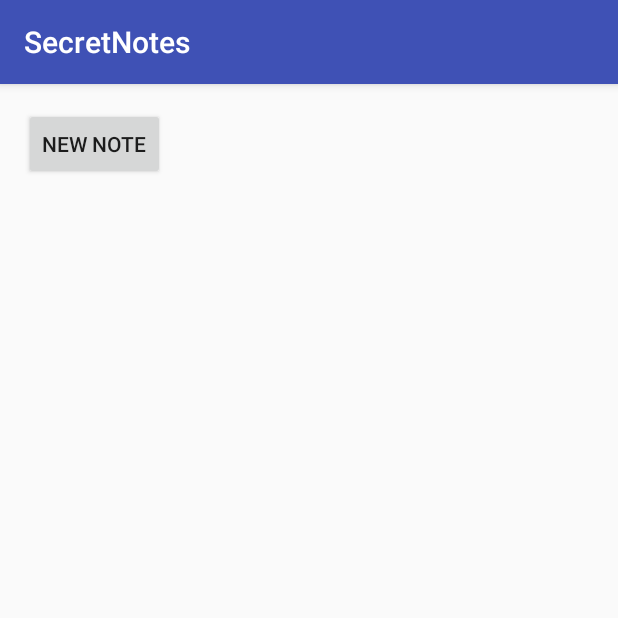
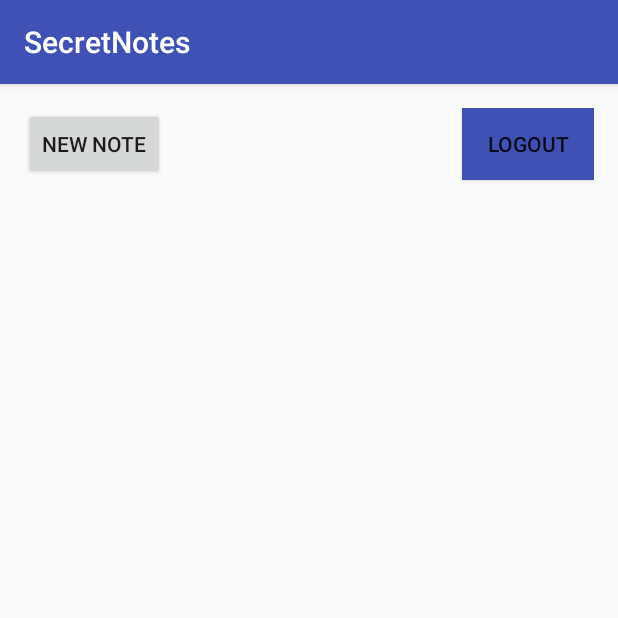
Before and after one commit to ijurasic/SecretNotes, an Android app: the NotesActivity screen opened directly, with no data from a screen before it, on a phone screen of 412 x 824 dp, the top half of it. Run offline under Robolectric (Android 15) with nearby library versions, the light colour scheme and no system bars.

Commit message:
Logout button

```diff
--- a/app/src/main/res/layout/activity_notes.xml
+++ b/app/src/main/res/layout/activity_notes.xml
@@ -10,6 +10,11 @@
     android:paddingTop="@dimen/activity_vertical_margin"
     tools:context="com.example.ivan.secretnotes.NotesActivity">
 
+    <LinearLayout
+        android:orientation="horizontal"
+        android:layout_width="match_parent"
+        android:layout_height="58dp">
+
         <Button
             android:layout_width="wrap_content"
             android:layout_height="wrap_content"
@@ -18,8 +23,23 @@
             android:nestedScrollingEnabled="false"
             android:onClick="onBtnNewNoteClick" />
 
+        <View
+            android:layout_width="0dp"
+            android:layout_height="0dp"
+            android:layout_weight="1" />
+
+        <Button
+            android:layout_width="wrap_content"
+            android:layout_height="wrap_content"
+            android:text="LOGOUT"
+            android:id="@+id/btnLogout"
+            android:background="@color/colorPrimary"
+            android:onClick="onBtnLogoutClick" />
+    </LinearLayout>
+
     <ListView
         android:layout_width="match_parent"
         android:layout_height="wrap_content"
         android:id="@+id/listView" />
+
 </LinearLayout>
--- a/app/src/main/res/values/colors.xml
+++ b/app/src/main/res/values/colors.xml
@@ -1,6 +1,6 @@
 <?xml version="1.0" encoding="utf-8"?>
 <resources>
-    <color name="colorPrimary">#3F51B5</color>
+    <color name="colorPrimary">#3f51b5</color>
     <color name="colorPrimaryDark">#303F9F</color>
     <color name="colorAccent">#FF4081</color>
 
```
Lines whose indentation alone changed are shown as unchanged.
